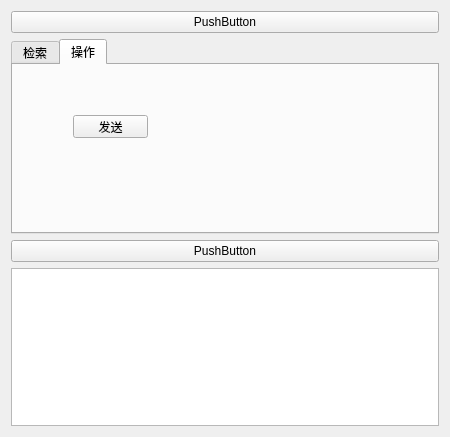
This is businessClient/mainwindow.ui in zx9229/myexe as Qt 5 draws it before an edit. The edited form follows.
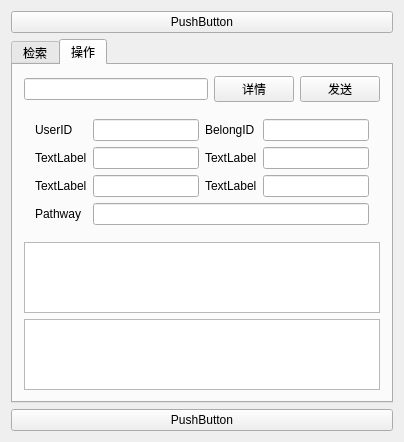
This is the edited form. The open tabs and pages were chosen to show the change.

The edit to the form file:
```diff
--- a/businessClient/mainwindow.ui
+++ b/businessClient/mainwindow.ui
@@ -6,8 +6,8 @@
    <rect>
     <x>0</x>
     <y>0</y>
-    <width>450</width>
-    <height>437</height>
+    <width>404</width>
+    <height>423</height>
    </rect>
   </property>
   <property name="windowTitle">
@@ -32,64 +32,7 @@
         <string>检索</string>
        </attribute>
        <layout class="QGridLayout" name="gridLayout">
-        <item row="2" column="0">
-         <widget class="QLabel" name="label_5">
-          <property name="text">
-           <string>TextLabel</string>
-          </property>
-         </widget>
-        </item>
-        <item row="3" column="0">
-         <widget class="QLabel" name="label_6">
-          <property name="text">
-           <string>TextLabel</string>
-          </property>
-         </widget>
-        </item>
-        <item row="1" column="0">
-         <widget class="QLabel" name="label_3">
-          <property name="text">
-           <string>TextLabel</string>
-          </property>
-         </widget>
-        </item>
-        <item row="2" column="1">
-         <widget class="QLineEdit" name="lineEdit_5"/>
-        </item>
-        <item row="0" column="1">
-         <widget class="QLineEdit" name="lineEdit"/>
-        </item>
-        <item row="0" column="2">
-         <widget class="QLabel" name="label_2">
-          <property name="text">
-           <string>TextLabel</string>
-          </property>
-         </widget>
-        </item>
-        <item row="0" column="0">
-         <widget class="QLabel" name="label">
-          <property name="text">
-           <string>TextLabel</string>
-          </property>
-         </widget>
-        </item>
-        <item row="1" column="3">
-         <widget class="QLineEdit" name="lineEdit_4"/>
-        </item>
-        <item row="0" column="3">
-         <widget class="QLineEdit" name="lineEdit_2"/>
-        </item>
-        <item row="1" column="2">
-         <widget class="QLabel" name="label_4">
-          <property name="text">
-           <string>TextLabel</string>
-          </property>
-         </widget>
-        </item>
-        <item row="3" column="1">
-         <widget class="QLineEdit" name="lineEdit_6"/>
-        </item>
-        <item row="4" column="0" colspan="4">
+        <item row="1" column="0" colspan="4">
          <layout class="QHBoxLayout" name="horizontalLayout_2">
           <item>
            <widget class="QPushButton" name="pushButton_3">
@@ -149,19 +92,115 @@
        <attribute name="title">
         <string>操作</string>
        </attribute>
-       <widget class="QPushButton" name="pushButton_send">
-        <property name="geometry">
-         <rect>
-          <x>60</x>
-          <y>50</y>
-          <width>75</width>
-          <height>23</height>
-         </rect>
-        </property>
-        <property name="text">
-         <string>发送</string>
-        </property>
-       </widget>
+       <layout class="QVBoxLayout" name="verticalLayout_2">
+        <item>
+         <layout class="QHBoxLayout" name="horizontalLayout_3">
+          <item>
+           <widget class="QLineEdit" name="lineEdit_UserID"/>
+          </item>
+          <item>
+           <widget class="QPushButton" name="pushButton_show">
+            <property name="text">
+             <string>详情</string>
+            </property>
+           </widget>
+          </item>
+          <item>
+           <widget class="QPushButton" name="pushButton_send">
+            <property name="text">
+             <string>发送</string>
+            </property>
+           </widget>
+          </item>
+         </layout>
+        </item>
+        <item>
+         <widget class="QWidget" name="widget_ConnInfoEx" native="true">
+          <layout class="QHBoxLayout" name="horizontalLayout_4">
+           <item>
+            <layout class="QGridLayout" name="gridLayout_3">
+             <item row="0" column="2">
+              <widget class="QLabel" name="label_8">
+               <property name="text">
+                <string>BelongID</string>
+               </property>
+              </widget>
+             </item>
+             <item row="1" column="1">
+              <widget class="QLineEdit" name="lineEdit_10"/>
+             </item>
+             <item row="0" column="3">
+              <widget class="QLineEdit" name="lineEdit_cie_BelongID"/>
+             </item>
+             <item row="1" column="0">
+              <widget class="QLabel" name="label_9">
+               <property name="text">
+                <string>TextLabel</string>
+               </property>
+              </widget>
+             </item>
+             <item row="0" column="1">
+              <widget class="QLineEdit" name="lineEdit_cie_UserID"/>
+             </item>
+             <item row="0" column="0">
+              <widget class="QLabel" name="label_7">
+               <property name="text">
+                <string>UserID</string>
+               </property>
+              </widget>
+             </item>
+             <item row="1" column="2">
+              <widget class="QLabel" name="label_10">
+               <property name="text">
+                <string>TextLabel</string>
+               </property>
+              </widget>
+             </item>
+             <item row="2" column="0">
+              <widget class="QLabel" name="label_11">
+               <property name="text">
+                <string>TextLabel</string>
+               </property>
+              </widget>
+             </item>
+             <item row="2" column="1">
+              <widget class="QLineEdit" name="lineEdit_12"/>
+             </item>
+             <item row="2" column="3">
+              <widget class="QLineEdit" name="lineEdit_13"/>
+             </item>
+             <item row="1" column="3">
+              <widget class="QLineEdit" name="lineEdit_11"/>
+             </item>
+             <item row="2" column="2">
+              <widget class="QLabel" name="label_12">
+               <property name="text">
+                <string>TextLabel</string>
+               </property>
+              </widget>
+             </item>
+             <item row="3" column="1" colspan="3">
+              <widget class="QLineEdit" name="lineEdit_cie_Pathway"/>
+             </item>
+             <item row="3" column="0">
+              <widget class="QLabel" name="label_3">
+               <property name="text">
+                <string>Pathway</string>
+               </property>
+              </widget>
+             </item>
+            </layout>
+           </item>
+          </layout>
+         </widget>
+        </item>
+        <item>
+         <widget class="QPlainTextEdit" name="plainTextEdit_input"/>
+        </item>
+        <item>
+         <widget class="QPlainTextEdit" name="plainTextEdit_output"/>
+        </item>
+       </layout>
       </widget>
      </widget>
     </item>
@@ -172,9 +211,6 @@
       </property>
      </widget>
     </item>
-    <item>
-     <widget class="QPlainTextEdit" name="plainTextEdit"/>
-    </item>
    </layout>
   </widget>
  </widget>
```
Left out of the diff: 70 changed lines with no effect on the pictures.
